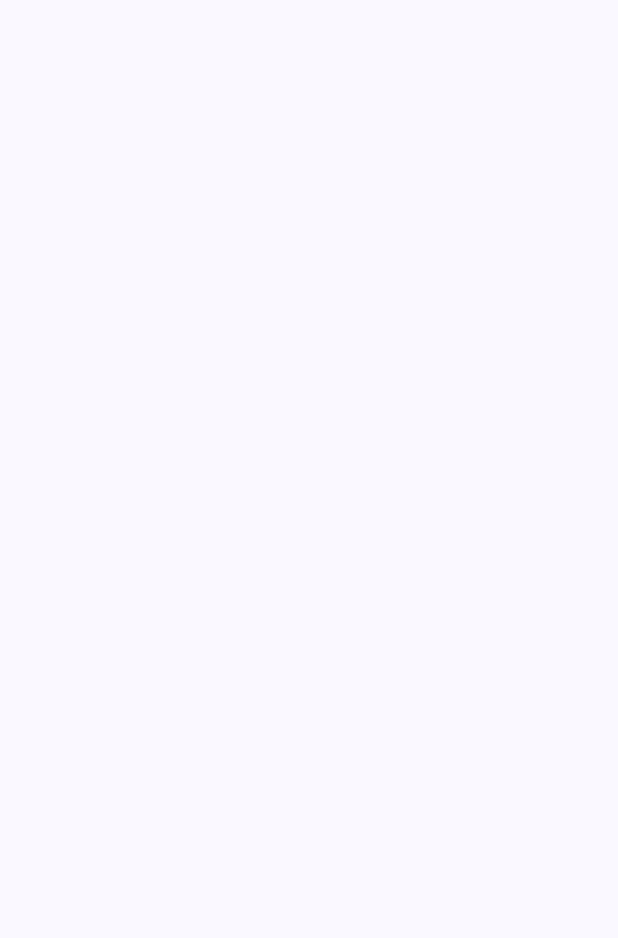
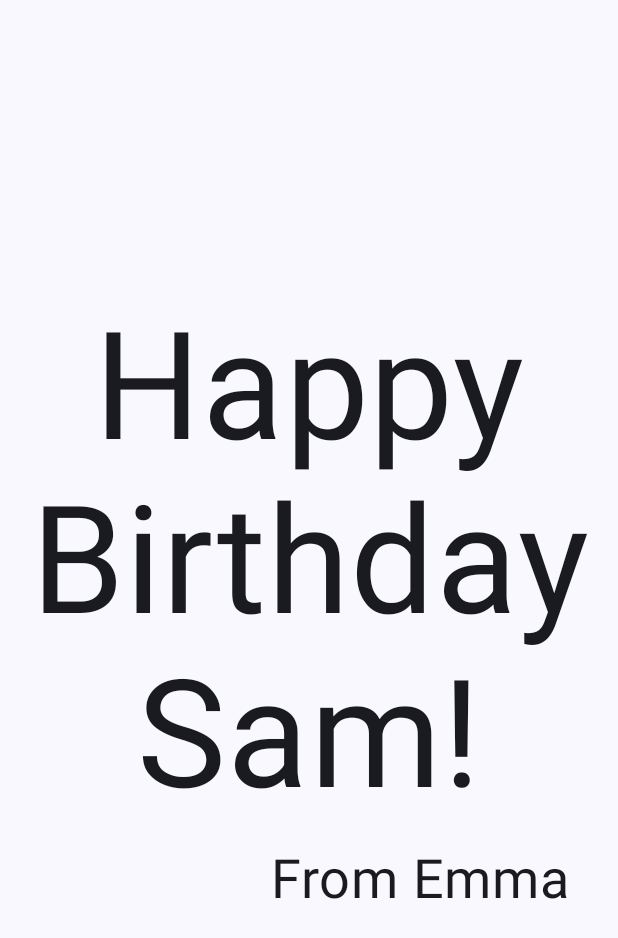
Before and after one commit to EndyCampos/jetpackcompose, an Android app built with Jetpack Compose: the screen it shows after launch (MainActivity), on a phone screen of 412 x 824 dp. Before the commit the part shown is empty. Shown: the top 938 px of the screen. Run offline under Robolectric (Android 15) with nearby library versions, the phone set to English and light mode, and no system bars.

Commit message:
feat(ui): Agrega estructura Compose con Text, Box, Column y Row + anotaciones y paso de parámetros
- Implementación de componentes básicos en Jetpack Compose: Text, Box, Column y Row
- Uso de anotaciones @Composable para definir funciones componibles
- Se agregan parámetros personalizados a las funciones Compose
- Organización inicial de layout y estructura visual de la pantalla

```diff
--- a/app/src/main/java/com/ecampos/curso_compose/MainActivity.kt
+++ b/app/src/main/java/com/ecampos/curso_compose/MainActivity.kt
@@ -4,15 +4,19 @@ import android.os.Bundle
 import androidx.activity.ComponentActivity
 import androidx.activity.compose.setContent
 import androidx.activity.enableEdgeToEdge
+import androidx.compose.foundation.layout.Arrangement
+import androidx.compose.foundation.layout.Column
 import androidx.compose.foundation.layout.fillMaxSize
 import androidx.compose.foundation.layout.padding
 import androidx.compose.material3.MaterialTheme
-import androidx.compose.material3.Scaffold
 import androidx.compose.material3.Surface
 import androidx.compose.material3.Text
 import androidx.compose.runtime.Composable
+import androidx.compose.ui.Alignment
 import androidx.compose.ui.Modifier
+import androidx.compose.ui.text.style.TextAlign
 import androidx.compose.ui.tooling.preview.Preview
+import androidx.compose.ui.unit.dp
 import androidx.compose.ui.unit.sp
 import com.ecampos.curso_compose.ui.theme.HappyBirthdayTheme
 
@@ -25,6 +29,10 @@ class MainActivity : ComponentActivity() {
                 Surface (
                     modifier = Modifier.fillMaxSize(),
                     color = MaterialTheme.colorScheme.background) {
+                    GreetingText(
+                        message = "Happy Birthday Sam!",
+                        from = "From Emma",
+                        modifier = Modifier.padding(8.dp))
 
                 }
             }
@@ -33,18 +41,30 @@ class MainActivity : ComponentActivity() {
 }
 
 @Composable
-fun GreetingText(message: String, modifier: Modifier = Modifier) {
-    Text(
-        text = message,
-        fontSize = 100.sp,
-        lineHeight = 116.sp
-    )
+fun GreetingText(message: String, from: String, modifier: Modifier = Modifier) {
+    Column (verticalArrangement = Arrangement.Center,
+        modifier = modifier.padding(8.dp)
+    ) {
+        Text(
+            text = message,
+            fontSize = 100.sp,
+            lineHeight = 116.sp,
+            textAlign = TextAlign.Center
+        )
+        Text(
+            text = from,
+            fontSize = 36.sp,
+            modifier = Modifier
+                .padding(16.dp)
+                .align(alignment = Alignment.End)
+        )
+    }
 }
 
 @Preview(showBackground = true)
 @Composable
 fun BirthdayCardPreview() {
     HappyBirthdayTheme {
-        GreetingText(message = "Happy Birthday Sam!")
+        GreetingText(message = "Happy Birthday Sam!", from = "From Emma")
     }
 }
```
